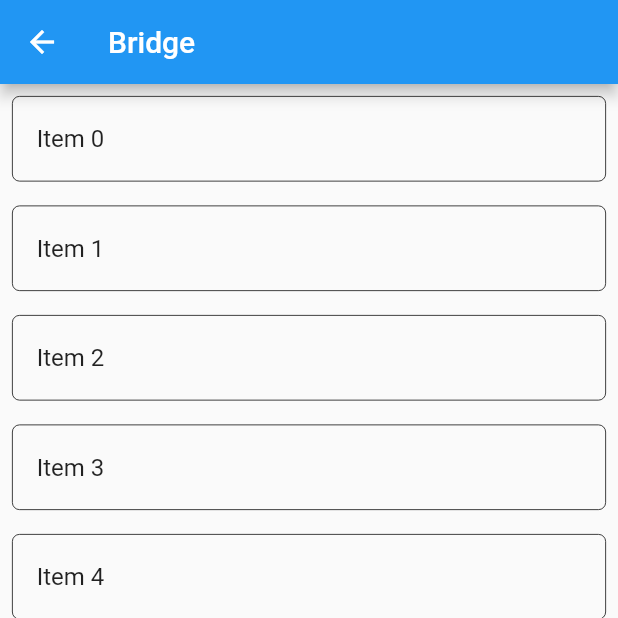
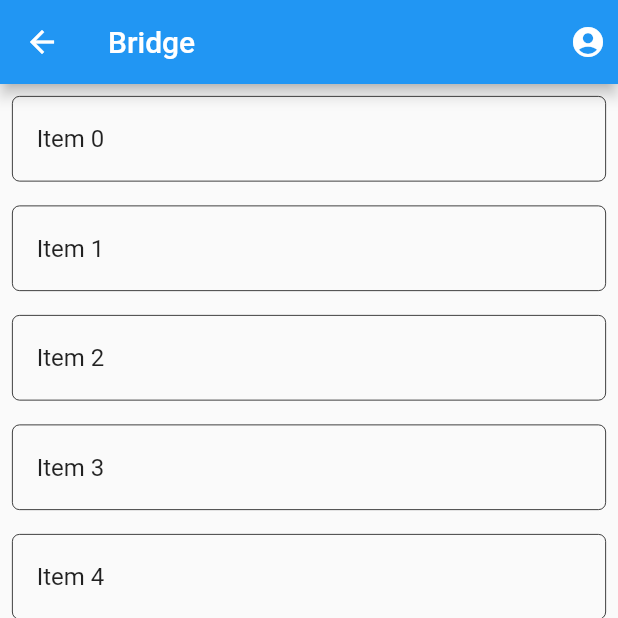
Before and after one commit to anqi0103/Bridge, a Flutter app: the PromptDetailScreen screen opened directly, on a phone screen of 412 x 824 dp, the top half of it. Run offline on Flutter 3.47's test engine with Material 2 defaults, Android fonts, the light colour scheme and no system bars.

Commit message:
Added Profile icon to AppBar

```diff
--- a/lib/screens/prompt_details.dart
+++ b/lib/screens/prompt_details.dart
@@ -16,6 +16,13 @@ class _PromptDetailScreenState extends State<PromptDetailScreen> {
       appBar: AppBar(
         leading: const BackButton(),
         title: const Text('Bridge'),
+        actions: [Padding(
+          padding: const EdgeInsets.all(8.0),
+          child: GestureDetector(
+            // onTap: (() => Navigator.push(context, MaterialPageRoute(builder: ProfileScreen()))),
+            child: const Icon(Icons.account_circle_rounded),
+          ),
+        )],
       ),
       body: ListView.builder(
         itemCount: widget.comments.length,
```
